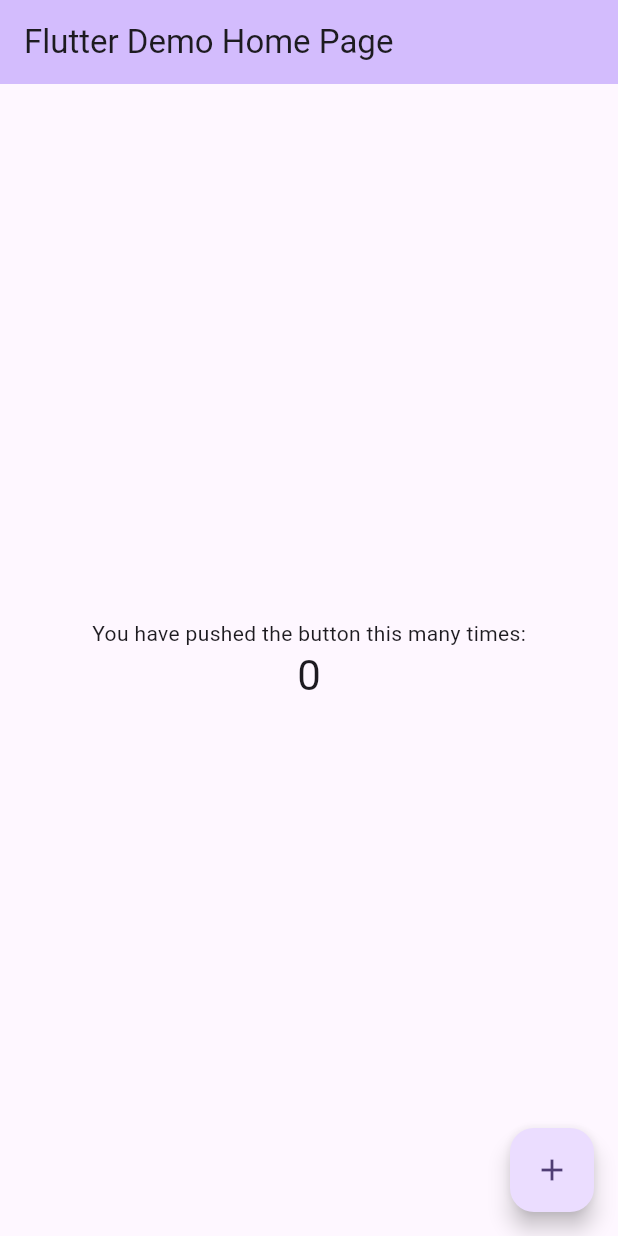
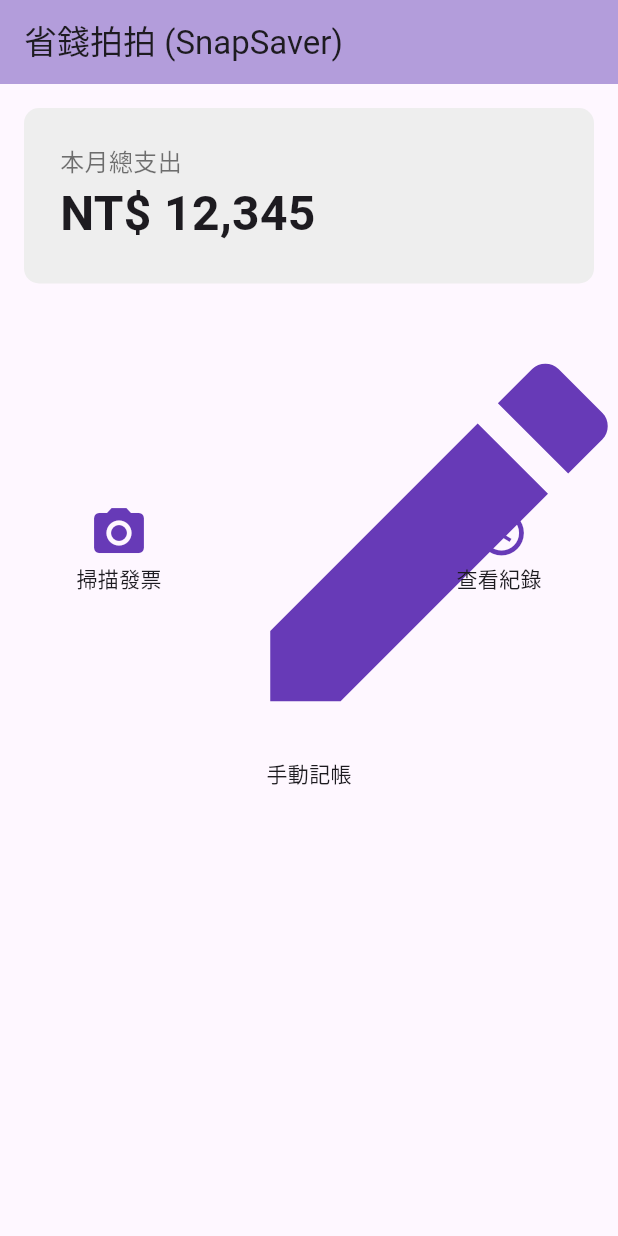
Before and after one commit to jungang0414/snapsaver, a Flutter app: the screen it shows after launch, on a phone screen of 412 x 824 dp. Run offline on Flutter 3.47's test engine with Material 3 defaults, Android fonts, the phone set to English and light mode, and no system bars.

Commit message:
Day 5 - UI 佈局基礎

```diff
--- a/lib/main.dart
+++ b/lib/main.dart
@@ -1,3 +1,4 @@
+// lib/main.dart
 import 'package:flutter/material.dart';
 
 void main() {
@@ -10,56 +11,105 @@ class MyApp extends StatelessWidget {
   @override
   Widget build(BuildContext context) {
     return MaterialApp(
-      title: 'Flutter Demo',
+      // 關閉右上角的 Debug 標籤
+      debugShowCheckedModeBanner: false,
+      title: 'SnapSaver',
       theme: ThemeData(
         colorScheme: ColorScheme.fromSeed(seedColor: Colors.deepPurple),
+        useMaterial3: true,
       ),
-      home: const MyHomePage(title: 'Flutter Demo Home Page'),
+      home: const HomePage(),
     );
   }
 }
 
-class MyHomePage extends StatefulWidget {
-  const MyHomePage({super.key, required this.title});
-
-  final String title;
-
-  @override
-  State<MyHomePage> createState() => _MyHomePageState();
-}
-
-class _MyHomePageState extends State<MyHomePage> {
-  int _counter = 0;
-
-  void _incrementCounter() {
-    setState(() {
-      _counter++;
-    });
-  }
+// 這是我們今天主要的工作區域
+class HomePage extends StatelessWidget {
+  const HomePage({super.key});
 
   @override
   Widget build(BuildContext context) {
     return Scaffold(
       appBar: AppBar(
-        backgroundColor: Theme.of(context).colorScheme.inversePrimary,
-        title: Text(widget.title),
+        title: const Text('省錢拍拍 (SnapSaver)'),
+        backgroundColor: Colors.deepPurple.shade200, // 給 AppBar 一點顏色
       ),
-      body: Center(
-        child: Column(
-          mainAxisAlignment: MainAxisAlignment.center,
-          children: <Widget>[
-            const Text('You have pushed the button this many times:'),
-            Text(
-              '$_counter',
-              style: Theme.of(context).textTheme.headlineMedium,
+      body: Column(
+        // Column 的主軸是垂直的，我們希望內容從頂部開始
+        mainAxisAlignment: MainAxisAlignment.start,
+        // Column 的交錯軸是水平的，我們希望內容撐滿寬度
+        crossAxisAlignment: CrossAxisAlignment.stretch,
+        children: [
+          // children 屬性接收一個 Widget 列表
+          // 1. 頂部總覽區塊
+          Container(
+            padding: const EdgeInsets.all(24.0),
+            margin: const EdgeInsets.all(16.0),
+            decoration: BoxDecoration(
+              color: Colors.grey.shade200,
+              borderRadius: BorderRadius.circular(10),
             ),
-          ],
-        ),
-      ),
-      floatingActionButton: FloatingActionButton(
-        onPressed: _incrementCounter,
-        tooltip: 'Increment',
-        child: const Icon(Icons.add),
+            child: const Column(
+              // 這個內部的 Column，我們希望文字靠左對齊
+              crossAxisAlignment: CrossAxisAlignment.start,
+              children: [
+                Text(
+                  '本月總支出',
+                  style: TextStyle(fontSize: 16, color: Colors.black54),
+                ),
+                Text(
+                  'NT\$ 12,345',
+                  style: TextStyle(fontSize: 32, fontWeight: FontWeight.bold),
+                ),
+              ],
+            ),
+          ),
+
+          // 2. 中間功能按鈕區塊
+          Container(
+            margin: const EdgeInsets.symmetric(horizontal: 16.0),
+            child: Row(
+              mainAxisAlignment: MainAxisAlignment.spaceAround,
+              children: [
+                Expanded(
+                  // 第一個按鈕
+                  child: Column(
+                    children: [
+                      Icon(
+                        Icons.camera_alt,
+                        size: 40,
+                        color: Colors.deepPurple,
+                      ),
+                      Text('掃描發票'),
+                    ],
+                  ),
+                ),
+                Expanded(
+                  // 第二個按鈕
+                  child: Column(
+                    children: [
+                      Icon(
+                        Icons.edit,
+                        size: 300,
+                        color: Colors.deepPurple,
+                      ), // 建議調整 size 為 40，避免過大
+                      Text('手動記帳'),
+                    ],
+                  ),
+                ),
+                Expanded(
+                  // 第三個按鈕
+                  child: Column(
+                    children: [
+                      Icon(Icons.history, size: 40, color: Colors.deepPurple),
+                      Text('查看紀錄'),
+                    ],
+                  ),
+                ),
+              ],
+            ),
+          ),
+        ],
       ),
     );
   }
```
